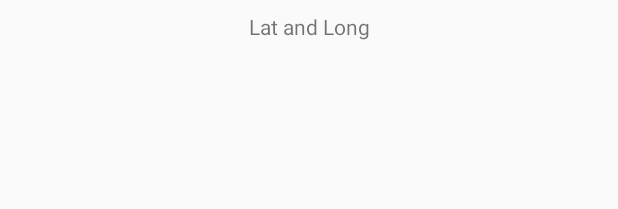
After one commit to sangita-s/Trial, an Android app: the layout activity_gps.xml on its own in the app's theme, with its tools: preview values and no code run, on a phone screen of 412 x 824 dp. The commit adds this screen. Shown: the top 209 px of the screen. Run offline under Robolectric (Android 15) with nearby library versions, the phone set to English and light mode, and no system bars.

Commit message:
Added GPS, RSS, SMS functions

```diff
--- /dev/null
+++ b/app/src/main/res/layout/activity_gps.xml
@@ -0,0 +1,35 @@
+<?xml version="1.0" encoding="utf-8"?>
+<android.support.constraint.ConstraintLayout xmlns:android="http://schemas.android.com/apk/res/android"
+    xmlns:app="http://schemas.android.com/apk/res-auto"
+    xmlns:tools="http://schemas.android.com/tools"
+    android:layout_width="match_parent"
+    android:layout_height="match_parent"
+    tools:context="generisches.lab.trial.GPS">
+
+    <TextView
+        android:id="@+id/txt_gps"
+        android:layout_width="wrap_content"
+        android:layout_height="wrap_content"
+        android:layout_marginBottom="32dp"
+        android:layout_marginEnd="8dp"
+        android:layout_marginStart="8dp"
+        android:layout_marginTop="8dp"
+        android:text="Lat and Long"
+        app:layout_constraintBottom_toTopOf="@+id/textView8"
+        app:layout_constraintEnd_toEndOf="parent"
+        app:layout_constraintStart_toStartOf="parent"
+        app:layout_constraintTop_toTopOf="parent" />
+
+    <TextView
+        android:id="@+id/txtlatlon"
+        android:layout_width="wrap_content"
+        android:layout_height="15dp"
+        android:layout_marginBottom="32dp"
+        android:layout_marginEnd="8dp"
+        android:layout_marginStart="8dp"
+        android:layout_marginTop="32dp"
+        app:layout_constraintBottom_toBottomOf="parent"
+        app:layout_constraintEnd_toEndOf="parent"
+        app:layout_constraintStart_toStartOf="parent"
+        app:layout_constraintTop_toBottomOf="@+id/txt_gps" />
+</android.support.constraint.ConstraintLayout>
--- a/app/src/main/res/values/strings.xml
+++ b/app/src/main/res/values/strings.xml
@@ -5,4 +5,5 @@
     <string name="navigation_drawer_close">Close navigation drawer</string>
 
     <string name="action_settings">Settings</string>
+    <string name="title_activity_smsrecieve">SMSRecieve</string>
 </resources>
```
Also changed, not shown: app/src/main/AndroidManifest.xml (+26 -3 lines), app/src/main/java/generisches/lab/trial/GPS.java (added, +66 -0 lines), app/src/main/java/generisches/lab/trial/MainActivity.java (+5 -5 lines), app/src/main/java/generisches/lab/trial/RSSFeed.java (added, +114 -0 lines), app/src/main/java/generisches/lab/trial/SMSRecieve.java (added, +32 -0 lines), app/src/main/java/generisches/lab/trial/SmsBroadcastReceiver.java (added, +42 -0 lines), app/src/main/res/layout/activity_rssfeed.xml (added, +14 -0 lines), app/src/main/res/layout/activity_smsrecieve.xml (added, +15 -0 lines).
